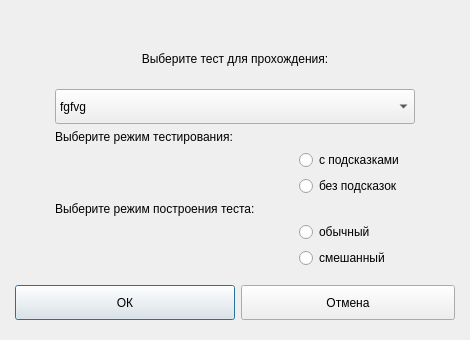
Qt form Interfaces/Dialogs/executingtestselectingdialog.ui (Art1991/Exams_v2) before a commit.
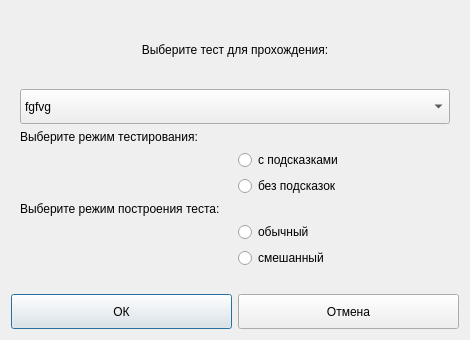
The same form after that commit. Icons and pictures are not drawn.

```diff
--- a/Interfaces/Dialogs/executingtestselectingdialog.ui
+++ b/Interfaces/Dialogs/executingtestselectingdialog.ui
@@ -138,18 +138,6 @@
  }</string>
   </property>
   <layout class="QGridLayout" name="gridLayout_2">
-   <property name="leftMargin">
-    <number>15</number>
-   </property>
-   <property name="topMargin">
-    <number>20</number>
-   </property>
-   <property name="rightMargin">
-    <number>15</number>
-   </property>
-   <property name="bottomMargin">
-    <number>20</number>
-   </property>
    <item row="0" column="0">
     <spacer name="verticalSpacer_2">
      <property name="orientation">
@@ -245,19 +233,7 @@
    <item row="2" column="0" colspan="2">
     <widget class="QWidget" name="widget" native="true">
      <layout class="QGridLayout" name="gridLayout">
-      <property name="leftMargin">
-       <number>40</number>
-      </property>
-      <property name="topMargin">
-       <number>0</number>
-      </property>
-      <property name="rightMargin">
-       <number>40</number>
-      </property>
-      <property name="bottomMargin">
-       <number>0</number>
-      </property>
-      <item row="0" column="0" colspan="3">
+      <item row="0" column="0" colspan="2">
        <widget class="QComboBox" name="testSelectingComboBox">
         <property name="sizePolicy">
          <sizepolicy hsizetype="Expanding" vsizetype="Fixed">
@@ -289,7 +265,7 @@
         </item>
        </widget>
       </item>
-      <item row="1" column="0" colspan="3">
+      <item row="1" column="0" colspan="2">
        <widget class="QLabel" name="label_2">
         <property name="text">
          <string>Выберите режим тестирования:</string>
@@ -299,21 +275,30 @@
         </property>
        </widget>
       </item>
-      <item row="2" column="2">
-       <widget class="QRadioButton" name="radioButtonWithHelp">
-        <property name="text">
-         <string>с подсказками</string>
-        </property>
+      <item row="2" column="1">
+       <widget class="QWidget" name="widget_2" native="true">
+        <layout class="QVBoxLayout" name="verticalLayout">
+         <property name="margin">
+          <number>0</number>
+         </property>
+         <item>
+          <widget class="QRadioButton" name="radioButtonWithHelp">
+           <property name="text">
+            <string>с подсказками</string>
+           </property>
+          </widget>
+         </item>
+         <item>
+          <widget class="QRadioButton" name="radioButtonWithoutHelp">
+           <property name="text">
+            <string>без подсказок</string>
+           </property>
+          </widget>
+         </item>
+        </layout>
        </widget>
       </item>
-      <item row="4" column="2">
-       <widget class="QRadioButton" name="radioButtonWithoutHelp">
-        <property name="text">
-         <string>без подсказок</string>
-        </property>
-       </widget>
-      </item>
-      <item row="6" column="0" colspan="3">
+      <item row="3" column="0" colspan="2">
        <widget class="QLabel" name="label_3">
         <property name="text">
          <string>Выберите режим построения теста:</string>
@@ -323,18 +308,30 @@
         </property>
        </widget>
       </item>
-      <item row="7" column="2">
-       <widget class="QRadioButton" name="radioButtonNotMixed">
-        <property name="text">
-         <string>обычный</string>
-        </property>
-       </widget>
-      </item>
-      <item row="8" column="2">
-       <widget class="QRadioButton" name="radioButtonMixed">
-        <property name="text">
-         <string>смешанный</string>
-        </property>
+      <item row="4" column="1">
+       <widget class="QWidget" name="widget_3" native="true">
+        <layout class="QVBoxLayout" name="verticalLayout_2">
+         <property name="margin">
+          <number>0</number>
+         </property>
+         <item>
+          <widget class="QRadioButton" name="radioButtonNotMixed">
+           <property name="text">
+            <string>обычный</string>
+           </property>
+          </widget>
+         </item>
+         <item>
+          <widget class="QRadioButton" name="radioButtonMixed">
+           <property name="text">
+            <string>смешанный</string>
+           </property>
+          </widget>
+         </item>
+        </layout>
+        <zorder>radioButtonNotMixed</zorder>
+        <zorder>radioButtonNotMixed</zorder>
+        <zorder>radioButtonMixed</zorder>
        </widget>
       </item>
      </layout>
```
Left out of the diff: 132 changed lines with no effect on the pictures.
